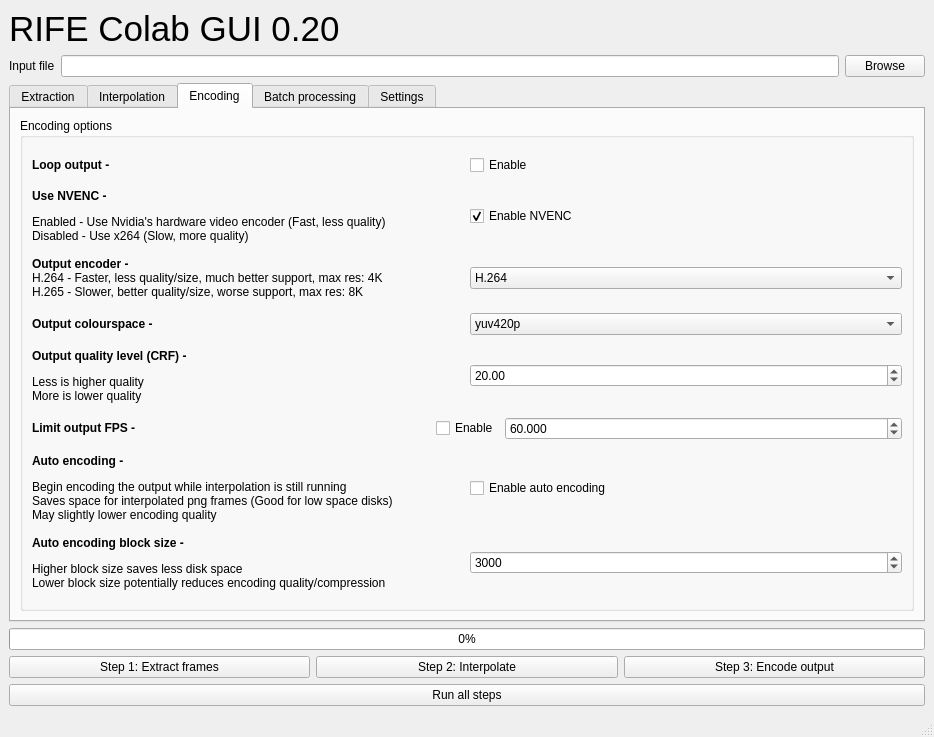
HeylonNHP/RIFE-Colab, file main_gui.ui: the form before one commit.
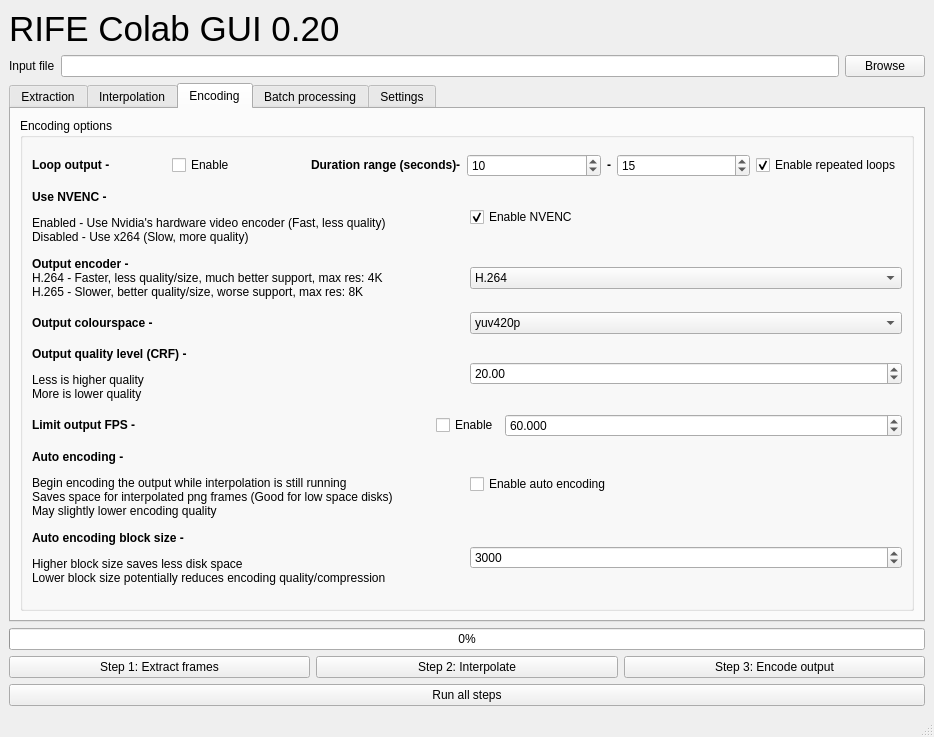
The form after the commit. The open tabs and pages were chosen to show the change. Custom widgets are drawn as their Qt base class.

The edit to the form file:
```diff
--- a/main_gui.ui
+++ b/main_gui.ui
@@ -622,7 +622,16 @@
            <property name="sizeConstraint">
             <enum>QLayout::SetDefaultConstraint</enum>
            </property>
-           <item row="4" column="1">
+           <item row="5" column="0">
+            <widget class="QLabel" name="label_9">
+             <property name="text">
+              <string>&lt;html&gt;&lt;head/&gt;&lt;body&gt;&lt;p&gt;&lt;span style=&quot; font-weight:600;&quot;&gt;Output quality level (CRF) -&lt;/span&gt;&lt;/p&gt;
+&lt;p&gt;Less is higher quality&lt;br&gt;
+More is lower quality&lt;/p&gt;&lt;/body&gt;&lt;/html&gt;</string>
+             </property>
+            </widget>
+           </item>
+           <item row="5" column="1">
             <widget class="QDoubleSpinBox" name="crfoutNumber">
              <property name="minimum">
               <double>-10.000000000000000</double>
@@ -638,16 +647,7 @@
              </property>
             </widget>
            </item>
-           <item row="4" column="0">
-            <widget class="QLabel" name="label_9">
-             <property name="text">
-              <string>&lt;html&gt;&lt;head/&gt;&lt;body&gt;&lt;p&gt;&lt;span style=&quot; font-weight:600;&quot;&gt;Output quality level (CRF) -&lt;/span&gt;&lt;/p&gt;
-&lt;p&gt;Less is higher quality&lt;br&gt;
-More is lower quality&lt;/p&gt;&lt;/body&gt;&lt;/html&gt;</string>
-             </property>
-            </widget>
-           </item>
-           <item row="6" column="0">
+           <item row="7" column="0">
             <widget class="QLabel" name="label_10">
              <property name="text">
               <string>&lt;html&gt;&lt;head/&gt;&lt;body&gt;&lt;p&gt;&lt;span style=&quot; font-weight:600;&quot;&gt;Auto encoding -&lt;/span&gt;&lt;/p&gt;
@@ -657,37 +657,7 @@
              </property>
             </widget>
            </item>
-           <item row="0" column="0">
-            <widget class="QLabel" name="label_15">
-             <property name="text">
-              <string>&lt;html&gt;&lt;head/&gt;&lt;body&gt;&lt;p&gt;&lt;span style=&quot; font-weight:600;&quot;&gt;Loop output -&lt;/span&gt;&lt;/p&gt;&lt;/body&gt;&lt;/html&gt;</string>
-             </property>
-            </widget>
-           </item>
-           <item row="7" column="1">
-            <widget class="QSpinBox" name="autoencodeBlocksizeNumber">
-             <property name="minimum">
-              <number>1</number>
-             </property>
-             <property name="maximum">
-              <number>999999999</number>
-             </property>
-             <property name="value">
-              <number>3000</number>
-             </property>
-            </widget>
-           </item>
-           <item row="1" column="1">
-            <widget class="QCheckBox" name="nvencCheck">
-             <property name="text">
-              <string>Enable NVENC</string>
-             </property>
-             <property name="checked">
-              <bool>true</bool>
-             </property>
-            </widget>
-           </item>
-           <item row="1" column="0">
+           <item row="2" column="0">
             <widget class="QLabel" name="label_8">
              <property name="text">
               <string>&lt;html&gt;&lt;head/&gt;&lt;body&gt;&lt;p&gt;&lt;span style=&quot; font-weight:600;&quot;&gt;Use NVENC -&lt;/span&gt;&lt;/p&gt;
@@ -696,21 +666,44 @@
              </property>
             </widget>
            </item>
-           <item row="6" column="1">
+           <item row="7" column="1">
             <widget class="QCheckBox" name="autoencodeCheck">
              <property name="text">
               <string>Enable auto encoding</string>
              </property>
             </widget>
            </item>
-           <item row="0" column="1">
-            <widget class="QCheckBox" name="loopoutputCheck">
+           <item row="2" column="1">
+            <widget class="QCheckBox" name="nvencCheck">
              <property name="text">
-              <string>Enable</string>
+              <string>Enable NVENC</string>
              </property>
+             <property name="checked">
+              <bool>true</bool>
+             </property>
             </widget>
            </item>
-           <item row="7" column="0">
+           <item row="8" column="1">
+            <widget class="QSpinBox" name="autoencodeBlocksizeNumber">
+             <property name="minimum">
+              <number>1</number>
+             </property>
+             <property name="maximum">
+              <number>999999999</number>
+             </property>
+             <property name="value">
+              <number>3000</number>
+             </property>
+            </widget>
+           </item>
+           <item row="4" column="0">
+            <widget class="QLabel" name="label_28">
+             <property name="text">
+              <string>&lt;b&gt;Output colourspace -&lt;/b&gt;</string>
+             </property>
+            </widget>
+           </item>
+           <item row="8" column="0">
             <widget class="QLabel" name="label_11">
              <property name="text">
               <string>&lt;html&gt;&lt;head/&gt;&lt;body&gt;&lt;p&gt;&lt;span style=&quot; font-weight:600;&quot;&gt;Auto encoding block size -&lt;/span&gt;&lt;/p&gt;
@@ -718,25 +711,7 @@
              </property>
             </widget>
            </item>
-           <item row="3" column="0">
-            <widget class="QLabel" name="label_28">
-             <property name="text">
-              <string>&lt;b&gt;Output colourspace -&lt;/b&gt;</string>
-             </property>
-            </widget>
-           </item>
-           <item row="2" column="0">
-            <widget class="QLabel" name="label_27">
-             <property name="text">
-              <string>&lt;b&gt;Output encoder -&lt;/b&gt;
-&lt;br&gt;
-H.264 - Faster, less quality/size, much better support, max res: 4K
-&lt;br&gt;
-H.265 - Slower, better quality/size, worse support, max res: 8K</string>
-             </property>
-            </widget>
-           </item>
-           <item row="3" column="1">
+           <item row="4" column="1">
             <widget class="QComboBox" name="colourspaceSelectionComboBox">
              <item>
               <property name="text">
@@ -755,7 +730,7 @@
              </item>
             </widget>
            </item>
-           <item row="2" column="1">
+           <item row="3" column="1">
             <widget class="QComboBox" name="outputEncoderSelectComboBox">
              <item>
               <property name="text">
@@ -769,7 +744,18 @@
              </item>
             </widget>
            </item>
-           <item row="5" column="0" colspan="2">
+           <item row="3" column="0">
+            <widget class="QLabel" name="label_27">
+             <property name="text">
+              <string>&lt;b&gt;Output encoder -&lt;/b&gt;
+&lt;br&gt;
+H.264 - Faster, less quality/size, much better support, max res: 4K
+&lt;br&gt;
+H.265 - Slower, better quality/size, worse support, max res: 8K</string>
+             </property>
+            </widget>
+           </item>
+           <item row="6" column="0" colspan="2">
             <layout class="QHBoxLayout" name="horizontalLayout_7">
              <item>
               <widget class="QLabel" name="label_30">
@@ -809,6 +795,80 @@
              </item>
             </layout>
            </item>
+           <item row="1" column="0" colspan="2">
+            <layout class="QHBoxLayout" name="horizontalLayout_9">
+             <item>
+              <widget class="QLabel" name="label_15">
+               <property name="text">
+                <string>&lt;html&gt;&lt;head/&gt;&lt;body&gt;&lt;p&gt;&lt;span style=&quot; font-weight:600;&quot;&gt;Loop output -&lt;/span&gt;&lt;/p&gt;&lt;/body&gt;&lt;/html&gt;</string>
+               </property>
+              </widget>
+             </item>
+             <item>
+              <widget class="QCheckBox" name="loopoutputCheck">
+               <property name="text">
+                <string>Enable</string>
+               </property>
+              </widget>
+             </item>
+             <item>
+              <widget class="QLabel" name="label_32">
+               <property name="text">
+                <string>&lt;b&gt;Duration range (seconds)-&lt;/b&gt;</string>
+               </property>
+              </widget>
+             </item>
+             <item>
+              <widget class="QDoubleSpinBox" name="loopOutputPreferredLengthNumber">
+               <property name="decimals">
+                <number>0</number>
+               </property>
+               <property name="maximum">
+                <double>999999999999.000000000000000</double>
+               </property>
+               <property name="value">
+                <double>10.000000000000000</double>
+               </property>
+              </widget>
+             </item>
+             <item>
+              <widget class="QLabel" name="label_33">
+               <property name="sizePolicy">
+                <sizepolicy hsizetype="Fixed" vsizetype="Preferred">
+                 <horstretch>0</horstretch>
+                 <verstretch>0</verstretch>
+                </sizepolicy>
+               </property>
+               <property name="text">
+                <string>&lt;b&gt;-&lt;/b&gt;</string>
+               </property>
+              </widget>
+             </item>
+             <item>
+              <widget class="QDoubleSpinBox" name="loopOutputMaxLengthNumber">
+               <property name="decimals">
+                <number>0</number>
+               </property>
+               <property name="maximum">
+                <double>999999999999.000000000000000</double>
+               </property>
+               <property name="value">
+                <double>15.000000000000000</double>
+               </property>
+              </widget>
+             </item>
+             <item>
+              <widget class="QCheckBox" name="loopOutputRepeatedLoopsCheck">
+               <property name="text">
+                <string>Enable repeated loops</string>
+               </property>
+               <property name="checked">
+                <bool>true</bool>
+               </property>
+              </widget>
+             </item>
+            </layout>
+           </item>
           </layout>
          </widget>
         </item>
```
